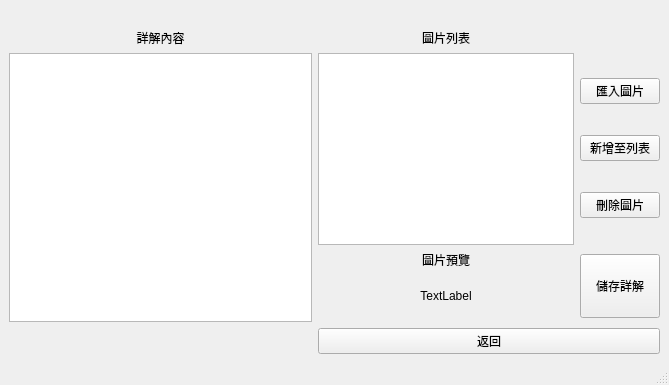
Above: view/UI/Add_Solution_UI.ui from allen880612/Question-Database-System before the change. Below: the same form after it.
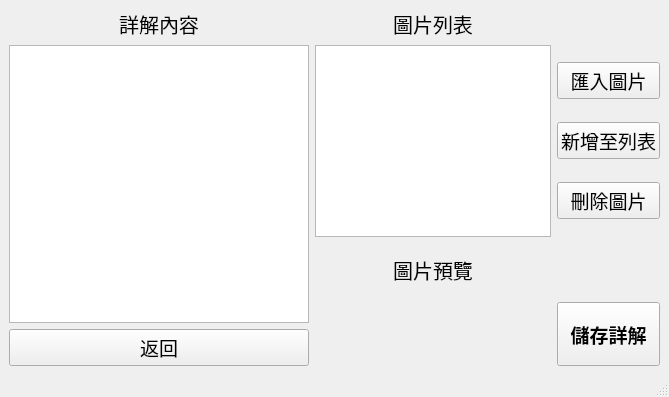
That is the form after the change.

Commit message: QDS Ver1.3.4 Update UI - AddSolution (Font size & layput)

Patch:
```diff
--- a/view/UI/Add_Solution_UI.ui
+++ b/view/UI/Add_Solution_UI.ui
@@ -7,7 +7,7 @@
     <x>0</x>
     <y>0</y>
     <width>669</width>
-    <height>385</height>
+    <height>397</height>
    </rect>
   </property>
   <property name="windowTitle">
@@ -20,10 +20,16 @@
       <property name="sizeConstraint">
        <enum>QLayout::SetDefaultConstraint</enum>
       </property>
-      <item row="1" column="2">
+      <item row="0" column="2">
        <layout class="QVBoxLayout" name="verticalLayout">
         <item>
          <widget class="QLabel" name="label_solution_title">
+          <property name="font">
+           <font>
+            <family>微軟正黑體</family>
+            <pointsize>15</pointsize>
+           </font>
+          </property>
           <property name="text">
            <string>詳解內容</string>
           </property>
@@ -42,63 +48,31 @@
           </property>
          </widget>
         </item>
+        <item>
+         <widget class="QPushButton" name="button_back_page">
+          <property name="font">
+           <font>
+            <family>微軟正黑體</family>
+            <pointsize>14</pointsize>
+           </font>
+          </property>
+          <property name="text">
+           <string>返回</string>
+          </property>
+         </widget>
+        </item>
        </layout>
       </item>
-      <item row="0" column="2">
-       <spacer name="horizontalSpacer">
-        <property name="orientation">
-         <enum>Qt::Horizontal</enum>
-        </property>
-        <property name="sizeHint" stdset="0">
-         <size>
-          <width>40</width>
-          <height>20</height>
-         </size>
-        </property>
-       </spacer>
-      </item>
-      <item row="3" column="3">
-       <widget class="QPushButton" name="button_back_page">
-        <property name="text">
-         <string>返回</string>
-        </property>
-       </widget>
-      </item>
-      <item row="1" column="3">
+      <item row="0" column="3">
        <layout class="QGridLayout" name="gridLayout_2">
-        <item row="3" column="0">
-         <widget class="QLabel" name="label_preview_image">
-          <property name="enabled">
-           <bool>true</bool>
-          </property>
-          <property name="sizePolicy">
-           <sizepolicy hsizetype="Expanding" vsizetype="Expanding">
-            <horstretch>0</horstretch>
-            <verstretch>0</verstretch>
-           </sizepolicy>
-          </property>
-          <property name="minimumSize">
-           <size>
-            <width>0</width>
-            <height>0</height>
-           </size>
-          </property>
-          <property name="maximumSize">
-           <size>
-            <width>16777215</width>
-            <height>16777215</height>
-           </size>
-          </property>
-          <property name="text">
-           <string>TextLabel</string>
-          </property>
-          <property name="alignment">
-           <set>Qt::AlignCenter</set>
-          </property>
-         </widget>
-        </item>
         <item row="0" column="0">
          <widget class="QLabel" name="label_image_list">
+          <property name="font">
+           <font>
+            <family>微軟正黑體</family>
+            <pointsize>15</pointsize>
+           </font>
+          </property>
           <property name="text">
            <string>圖片列表</string>
           </property>
@@ -117,20 +91,16 @@
           </property>
          </widget>
         </item>
-        <item row="2" column="0">
-         <widget class="QLabel" name="label_image_preview_title">
-          <property name="text">
-           <string>圖片預覽</string>
-          </property>
-          <property name="alignment">
-           <set>Qt::AlignCenter</set>
-          </property>
-         </widget>
-        </item>
         <item row="1" column="1">
          <layout class="QVBoxLayout" name="verticalLayout_3">
           <item>
            <widget class="QPushButton" name="button_add_image">
+            <property name="font">
+             <font>
+              <family>微軟正黑體</family>
+              <pointsize>14</pointsize>
+             </font>
+            </property>
             <property name="text">
              <string>匯入圖片</string>
             </property>
@@ -138,6 +108,12 @@
           </item>
           <item>
            <widget class="QPushButton" name="button_add_list">
+            <property name="font">
+             <font>
+              <family>微軟正黑體</family>
+              <pointsize>14</pointsize>
+             </font>
+            </property>
             <property name="text">
              <string>新增至列表</string>
             </property>
@@ -145,6 +121,12 @@
           </item>
           <item>
            <widget class="QPushButton" name="button_delete_image">
+            <property name="font">
+             <font>
+              <family>微軟正黑體</family>
+              <pointsize>14</pointsize>
+             </font>
+            </property>
             <property name="text">
              <string>刪除圖片</string>
             </property>
@@ -152,7 +134,7 @@
           </item>
          </layout>
         </item>
-        <item row="2" column="1" rowspan="3">
+        <item row="3" column="1" rowspan="3">
          <widget class="QPushButton" name="button_store">
           <property name="minimumSize">
            <size>
@@ -160,11 +142,78 @@
             <height>64</height>
            </size>
           </property>
+          <property name="font">
+           <font>
+            <pointsize>14</pointsize>
+            <weight>75</weight>
+            <bold>true</bold>
+           </font>
+          </property>
           <property name="text">
            <string>儲存詳解</string>
           </property>
          </widget>
         </item>
+        <item row="2" column="1">
+         <spacer name="verticalSpacer">
+          <property name="orientation">
+           <enum>Qt::Vertical</enum>
+          </property>
+          <property name="sizeHint" stdset="0">
+           <size>
+            <width>20</width>
+            <height>80</height>
+           </size>
+          </property>
+         </spacer>
+        </item>
+        <item row="2" column="0">
+         <widget class="QLabel" name="label_image_preview_title">
+          <property name="font">
+           <font>
+            <family>微軟正黑體</family>
+            <pointsize>15</pointsize>
+           </font>
+          </property>
+          <property name="text">
+           <string>圖片預覽</string>
+          </property>
+          <property name="alignment">
+           <set>Qt::AlignCenter</set>
+          </property>
+         </widget>
+        </item>
+        <item row="3" column="0">
+         <widget class="QLabel" name="label_preview_image">
+          <property name="enabled">
+           <bool>true</bool>
+          </property>
+          <property name="sizePolicy">
+           <sizepolicy hsizetype="Expanding" vsizetype="Expanding">
+            <horstretch>0</horstretch>
+            <verstretch>0</verstretch>
+           </sizepolicy>
+          </property>
+          <property name="minimumSize">
+           <size>
+            <width>0</width>
+            <height>0</height>
+           </size>
+          </property>
+          <property name="maximumSize">
+           <size>
+            <width>16777215</width>
+            <height>16777215</height>
+           </size>
+          </property>
+          <property name="text">
+           <string/>
+          </property>
+          <property name="alignment">
+           <set>Qt::AlignCenter</set>
+          </property>
+         </widget>
+        </item>
        </layout>
       </item>
      </layout>
```
The commit also changes 1 other file.
